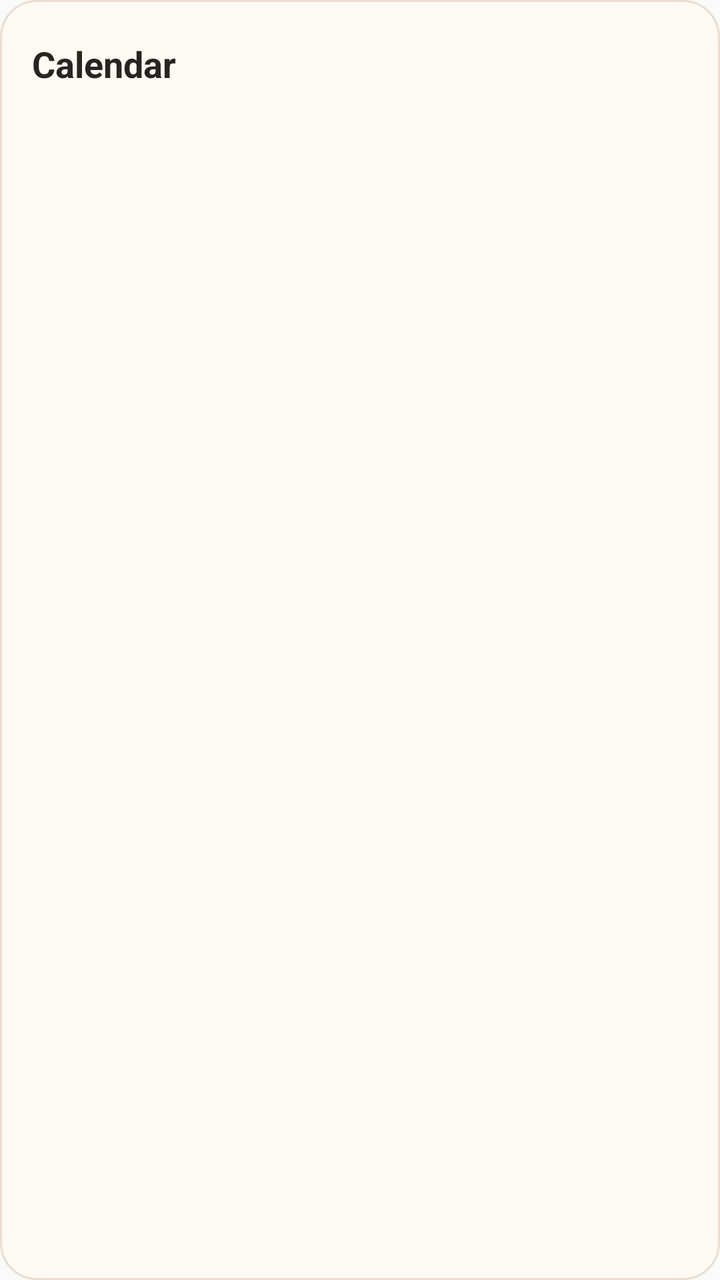
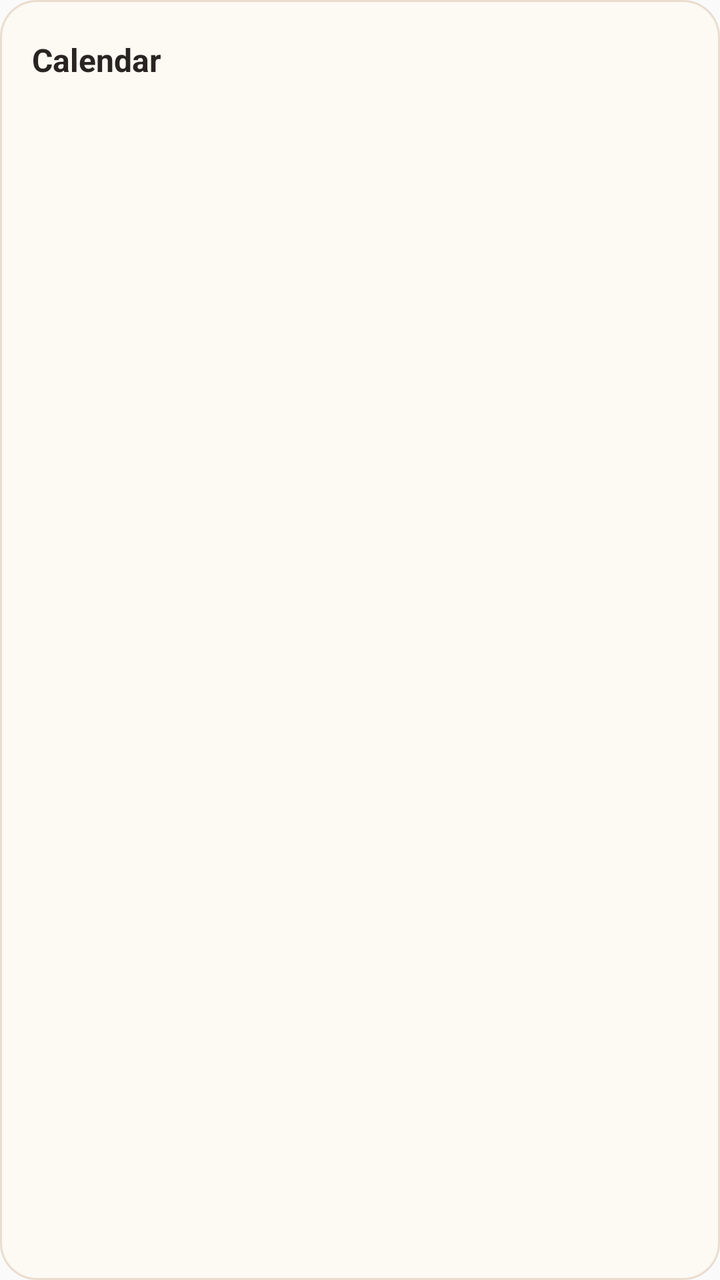

Screens rendered from an Android XML layout before and after an edit, with the pre-edit source and the edit as a unified diff.
<!-- AndroidManifest.xml: application theme AppTheme -->
<!-- res/layout/theo_widget.xml -->
<LinearLayout xmlns:android="http://schemas.android.com/apk/res/android" android:id="@+id/widget_root" android:layout_width="match_parent" android:layout_height="match_parent" android:orientation="vertical" android:padding="16dp" android:background="@drawable/theo_widget_background">
<TextView android:id="@+id/widget_month" android:layout_width="match_parent" android:layout_height="32dp" android:gravity="center_vertical" android:text="Calendar" android:textColor="#292421" android:textSize="18sp" android:textStyle="bold" android:maxLines="1" android:ellipsize="end"/>
<LinearLayout android:id="@+id/widget_weekdays" android:layout_width="match_parent" android:layout_height="30dp" android:orientation="horizontal" android:layout_marginBottom="4dp"/>
<LinearLayout android:id="@+id/widget_grid" android:layout_width="match_parent" android:layout_height="0dp" android:layout_weight="1" android:orientation="vertical"/>
<LinearLayout android:id="@+id/widget_tasks" android:layout_width="match_parent" android:layout_height="wrap_content" android:orientation="vertical" android:layout_marginTop="8dp"/>
<TextView android:id="@+id/widget_status" android:layout_width="match_parent" android:layout_height="18dp" android:textColor="#796B61" android:textSize="10sp" android:maxLines="1" android:ellipsize="end"/>
</LinearLayout>
<!-- resources referenced by this layout -->
<resources>
  <!-- drawable theo_widget_background (drawable) -->
  <shape xmlns:android="http://schemas.android.com/apk/res/android" android:shape="rectangle">
      <solid android:color="#FDF9F3"/>
      <stroke android:width="1dp" android:color="#EADDCF"/>
      <corners android:radius="18dp"/>
      <padding android:left="1dp" android:top="1dp" android:right="1dp" android:bottom="1dp"/>
  </shape>
  <style name="AppTheme" parent="Theme.AppCompat.Light.DarkActionBar">
          
          <item name="colorPrimary">@color/colorPrimary</item>
          <item name="colorPrimaryDark">@color/colorPrimaryDark</item>
          <item name="colorAccent">@color/colorAccent</item>
      </style>
</resources>

<!-- the commit's change to res/layout/theo_widget.xml (unified diff, before → after) -->
@@ -1,7 +1,6 @@
 <LinearLayout xmlns:android="http://schemas.android.com/apk/res/android" android:id="@+id/widget_root" android:layout_width="match_parent" android:layout_height="match_parent" android:orientation="vertical" android:padding="16dp" android:background="@drawable/theo_widget_background">
-<TextView android:id="@+id/widget_month" android:layout_width="match_parent" android:layout_height="32dp" android:gravity="center_vertical" android:text="Calendar" android:textColor="#292421" android:textSize="18sp" android:textStyle="bold" android:maxLines="1" android:ellipsize="end"/>
-<LinearLayout android:id="@+id/widget_weekdays" android:layout_width="match_parent" android:layout_height="30dp" android:orientation="horizontal" android:layout_marginBottom="4dp"/>
+<TextView android:id="@+id/widget_month" android:layout_width="match_parent" android:layout_height="28dp" android:gravity="center_vertical" android:text="Calendar" android:textColor="#292421" android:textSize="16dp" android:textStyle="bold" android:maxLines="1" android:ellipsize="end"/>
+<LinearLayout android:id="@+id/widget_weekdays" android:layout_width="match_parent" android:layout_height="22dp" android:orientation="horizontal"/>
 <LinearLayout android:id="@+id/widget_grid" android:layout_width="match_parent" android:layout_height="0dp" android:layout_weight="1" android:orientation="vertical"/>
-<LinearLayout android:id="@+id/widget_tasks" android:layout_width="match_parent" android:layout_height="wrap_content" android:orientation="vertical" android:layout_marginTop="8dp"/>
-<TextView android:id="@+id/widget_status" android:layout_width="match_parent" android:layout_height="18dp" android:textColor="#796B61" android:textSize="10sp" android:maxLines="1" android:ellipsize="end"/>
+<TextView android:id="@+id/widget_status" android:layout_width="match_parent" android:layout_height="14dp" android:textColor="#796B61" android:textSize="8dp" android:maxLines="1" android:ellipsize="end"/>
 </LinearLayout>
